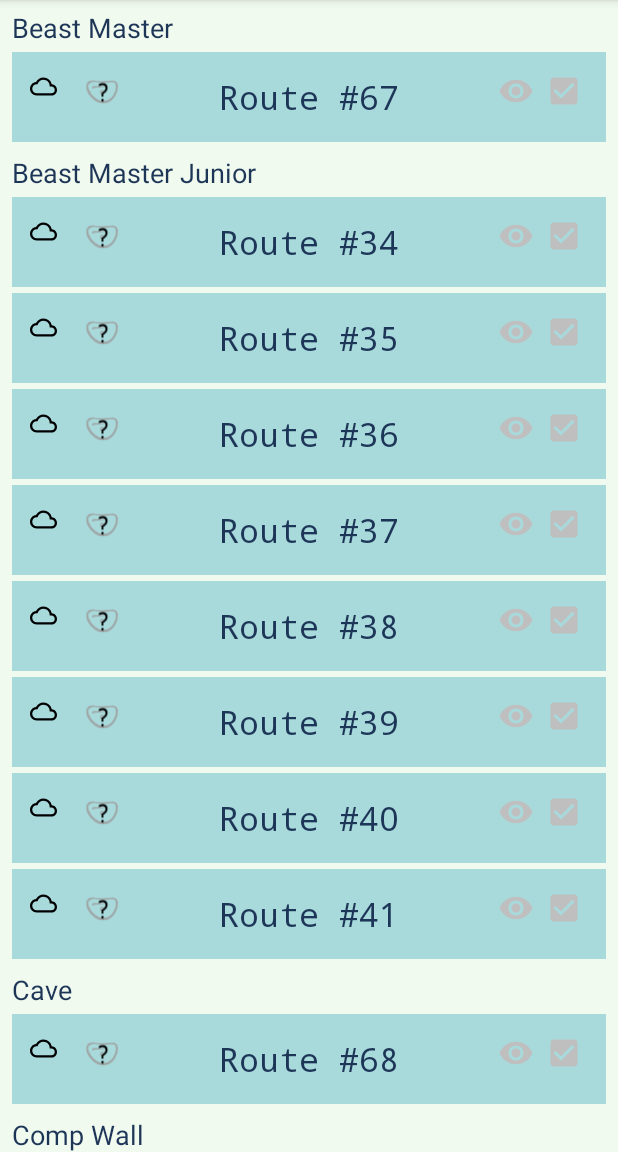
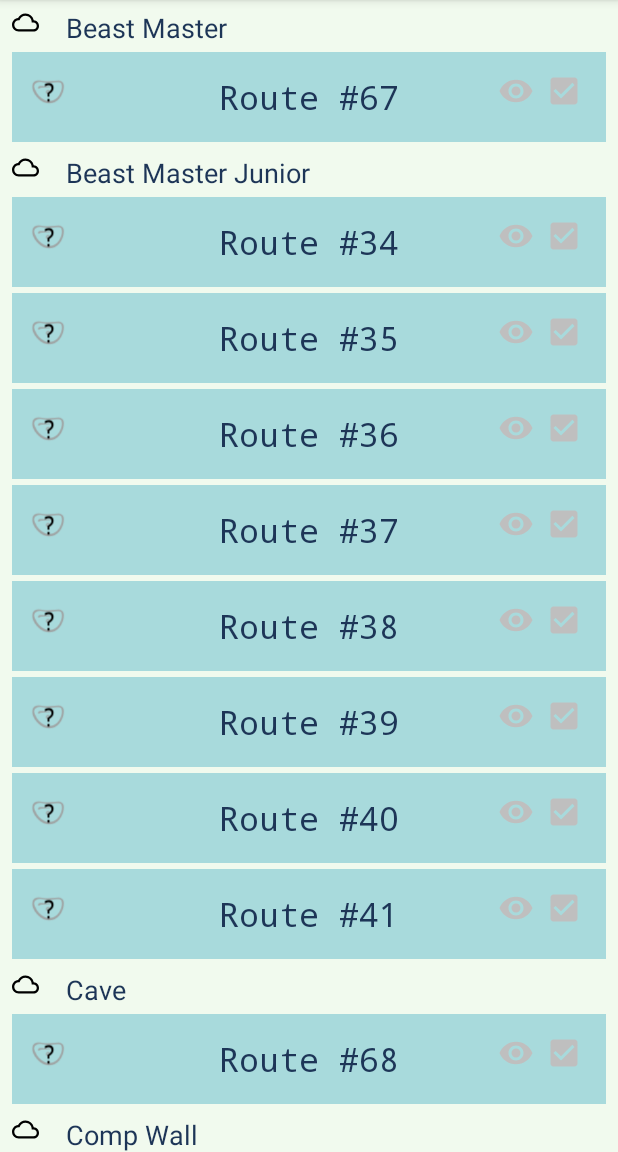
Before and after one commit to tcox11/AttemptTwo, an Android app: the RouteListAll screen opened directly, with no data from a screen before it, on a phone screen of 412 x 824 dp, the part 84-1236 px from its top. Run offline under Robolectric (Android 15) with nearby library versions, the phone set to English and light mode, and no system bars; our stand-ins replace Room's generated code; 1 statement that could not run was skipped.

Commit message:
moved area icon into headers

```diff
--- a/app/src/main/java/com/example/attempttwo/RouteAdapter.java
+++ b/app/src/main/java/com/example/attempttwo/RouteAdapter.java
@@ -60,6 +60,7 @@
             }
 
             if (!emptyArea) {
+                setAreaIcon(holder, currentRoute);
                 holder.textViewHeader.setText(currentRoute.getArea());
             } else {
                 holder.textViewHeader.setText("");
@@ -69,7 +70,7 @@
             setName(holder, currentRoute);
             setBorder(holder, currentRoute);
             setHoldIcon(holder, currentRoute);
-            setAreaIcon(holder, currentRoute);
+            //setAreaIcon(holder, currentRoute);
             holder.checkBoxWatched.setChecked(currentRoute.getWatchlist() == 1);
             holder.checkBoxCompleted.setChecked(currentRoute.getCompleted() == 1);
         }
@@ -126,7 +127,7 @@
 
     }
 
-    private void setAreaIcon(RouteHolder holder, Route route) {
+    private void setAreaIcon(RouteHeaderHolder holder, Route route) {
         String areaName = route.getArea().toLowerCase().replaceAll(" ", "") + "_area";
         Log.d("area", areaName);
         int areaID = MyUtilites.getResId(areaName, R.drawable.class);
@@ -156,11 +157,13 @@
     class RouteHeaderHolder extends RecyclerView.ViewHolder {
         private TextView textViewHeader;
         private CardView headerCardView;
+        private ImageView areaIcon;
 
         public RouteHeaderHolder(View itemView) {
             super(itemView);
             textViewHeader = itemView.findViewById(R.id.route_header);
             headerCardView = itemView.findViewById(R.id.header_card_view);
+            areaIcon = itemView.findViewById(R.id.area_icon);
         }
 
     }
@@ -171,16 +174,14 @@
         private CheckBox checkBoxCompleted;
         private FrameLayout frameLayout;
         private ImageView holdIcon;
-        private ImageView areaIcon;
 
         public RouteHolder(View itemView) {
             super(itemView);
             textViewRouteName = itemView.findViewById(R.id.text_view_route_name);
             checkBoxWatched = itemView.findViewById(R.id.watchedCheckBox);
             checkBoxCompleted = itemView.findViewById(R.id.completedCheckBox);
+            holdIcon = itemView.findViewById(R.id.hold_icon);
             frameLayout = itemView.findViewById(R.id.card_frame_route);
-            holdIcon = itemView.findViewById(R.id.hold_icon);
-            areaIcon = itemView.findViewById(R.id.area_icon);
             checkBoxWatched.setOnClickListener(new View.OnClickListener() {
                 @Override
                 public void onClick(View v) {
--- a/app/src/main/res/layout/route_header_item.xml
+++ b/app/src/main/res/layout/route_header_item.xml
@@ -1,24 +1,39 @@
 <?xml version="1.0" encoding="utf-8"?>
 <androidx.cardview.widget.CardView xmlns:android="http://schemas.android.com/apk/res/android"
     xmlns:card_view="http://schemas.android.com/apk/res-auto"
+    android:id="@+id/header_card_view"
     android:layout_width="fill_parent"
     android:layout_height="wrap_content"
+    android:layout_marginLeft="8dp"
+    android:layout_marginTop="6dp"
     android:layout_marginBottom="2dp"
-    android:layout_marginTop="6dp"
-    android:layout_marginLeft="8dp"
     android:minHeight="0dp"
     card_view:cardBackgroundColor="@android:color/transparent"
-    android:id="@+id/header_card_view"
     card_view:cardElevation="0dp">
 
-    <TextView
-        android:id="@+id/route_header"
+    <RelativeLayout
         android:layout_width="wrap_content"
-        android:layout_height="wrap_content"
-        android:minHeight="0dp"
-        android:background="@color/backgroundColour"
-        android:textAppearance="@style/TextAppearance.AppCompat.Medium"
-        android:textColor="@color/textColor" />
+        android:layout_height="match_parent">
+
+        <ImageView
+            android:src="@drawable/hold_image_ph"
+            android:id="@+id/area_icon"
+            android:layout_width="wrap_content"
+            android:layout_height="wrap_content"
+            android:layout_alignParentStart="true"
+            android:layout_marginEnd="12dp"
+            android:gravity="center_vertical" />
 
 
+        <TextView
+            android:id="@+id/route_header"
+            android:layout_width="wrap_content"
+            android:layout_height="wrap_content"
+            android:layout_toRightOf="@id/area_icon"
+            android:background="@color/backgroundColour"
+            android:minHeight="0dp"
+            android:textAppearance="@style/TextAppearance.AppCompat.Medium"
+            android:textColor="@color/textColor" />
+
+    </RelativeLayout>
 </androidx.cardview.widget.CardView>
--- a/app/src/main/res/layout/route_item.xml
+++ b/app/src/main/res/layout/route_item.xml
@@ -37,14 +37,7 @@
             android:layout_marginStart="12dp"
             android:layout_marginEnd="8dp">
 
-            <ImageView
-                android:src="@drawable/hold_image_ph"
-                android:id="@+id/area_icon"
-                android:layout_width="wrap_content"
-                android:layout_height="wrap_content"
-                android:layout_alignParentStart="true"
-                android:layout_marginEnd="12dp"
-                android:gravity="center_vertical" />
+
 
 
             <ImageView
@@ -52,7 +45,7 @@
                 android:id="@+id/hold_icon"
                 android:layout_width="wrap_content"
                 android:layout_height="wrap_content"
-                android:layout_toEndOf="@id/area_icon"
+                android:layout_alignParentLeft="true"
                 android:gravity="center_vertical" />
 
             <CheckBox
--- /dev/null
+++ b/app/src/main/res/layout/route_item_2.xml
@@ -0,0 +1,6 @@
+<?xml version="1.0" encoding="utf-8"?>
+<LinearLayout xmlns:android="http://schemas.android.com/apk/res/android"
+    android:orientation="vertical" android:layout_width="match_parent"
+    android:layout_height="match_parent">
+
+</LinearLayout>
```
